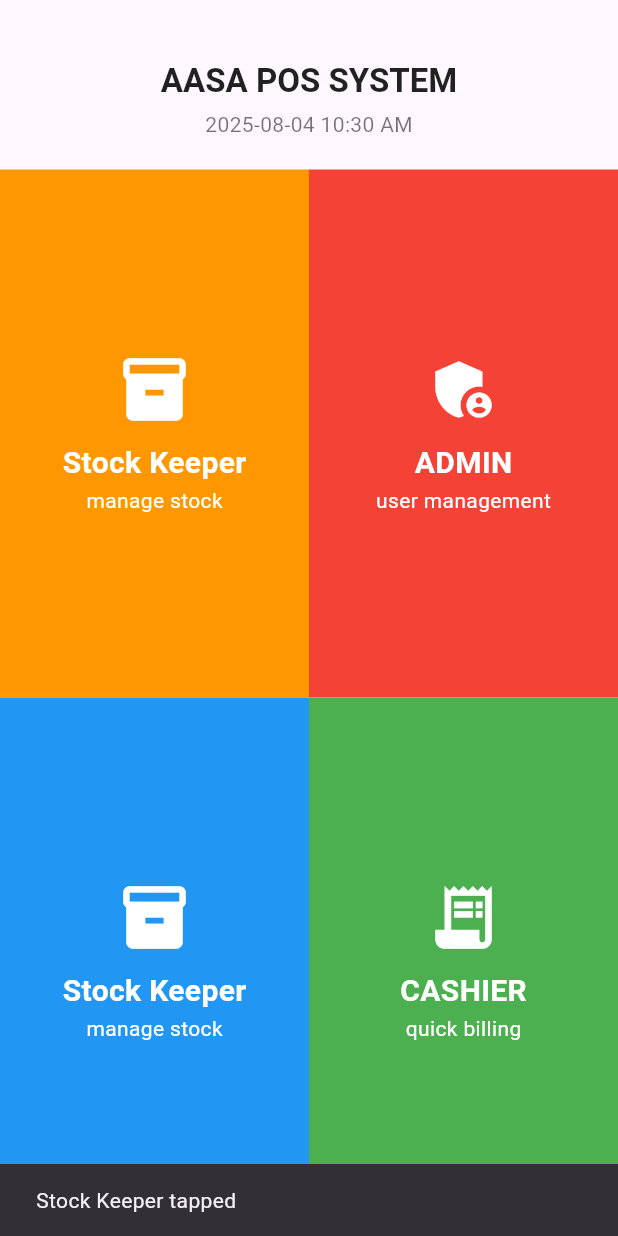
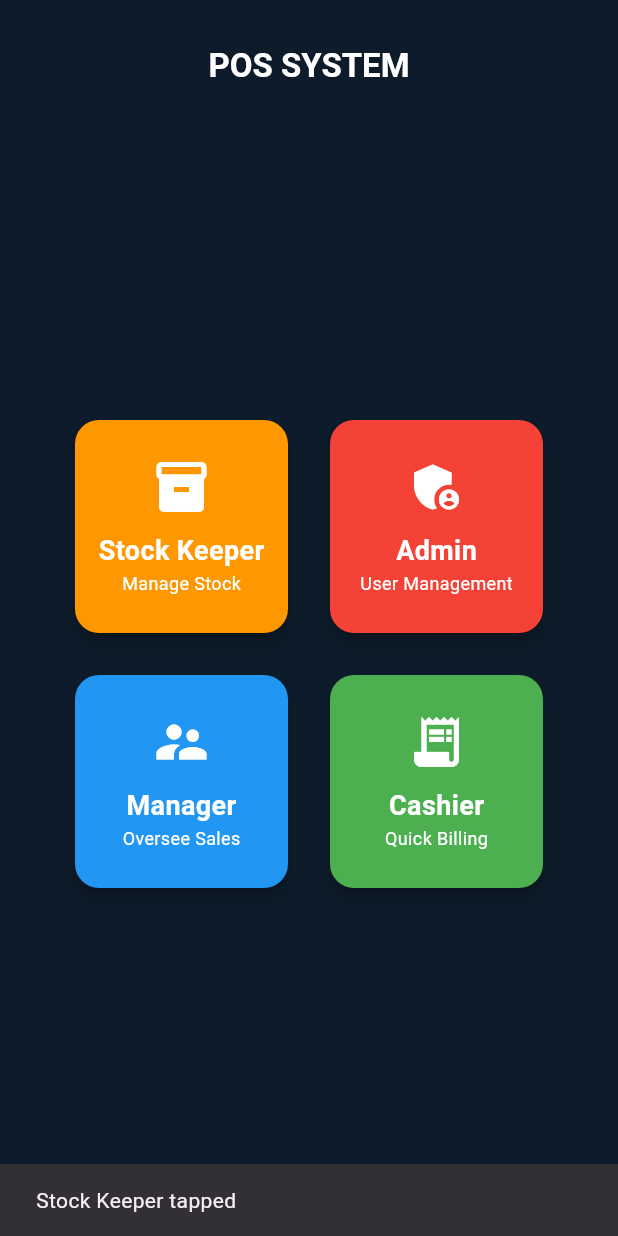
Before and after one commit to Inscode/POS_Flutter_old, a Flutter app: the screen it shows after launch, after a tap on "Stock Keeper", on a phone screen of 412 x 824 dp. Run offline on Flutter 3.47's test engine with Material 3 defaults, Android fonts, the phone set to English and light mode, and no system bars.

```diff
--- a/lib/features/home/pos_home.dart
+++ b/lib/features/home/pos_home.dart
@@ -1,74 +1,76 @@
 import 'package:flutter/material.dart';
-import 'package:intl/intl.dart';
 
 class POSHomePage extends StatelessWidget {
   const POSHomePage({super.key});
 
-  String getCurrentDateTime() {
-    final now = DateTime.now();
-    final formatter = DateFormat('yyyy-MM-dd hh:mm a');
-    return formatter.format(now);
-  }
-
   @override
   Widget build(BuildContext context) {
     return Scaffold(
-      body: LayoutBuilder(
-        builder: (context, constraints) {
-          double tileWidth = constraints.maxWidth / 2;
-          double tileHeight = (constraints.maxHeight - 120) / 2;
-
-          return Column(
+      backgroundColor: const Color(0xFF0D1B2A), // Dark blue background
+      body: SafeArea(
+        child: Padding(
+          padding: const EdgeInsets.symmetric(horizontal: 16.0),
+          child: Column(
             children: [
-              const SizedBox(height: 40),
+              const SizedBox(height: 30),
               Text(
-                'AASA POS SYSTEM',
+                'POS SYSTEM',
                 style: Theme.of(context).textTheme.titleLarge?.copyWith(
                       fontWeight: FontWeight.bold,
-                      color: Colors.black87,
+                      color: Colors.white,
                     ),
               ),
-              const SizedBox(height: 5),
-              Text(
-                getCurrentDateTime(),
-                style: const TextStyle(fontSize: 14, color: Colors.black54),
-              ),
-              const SizedBox(height: 20),
+              const SizedBox(height: 30),
               Expanded(
+                child: Center(
                   child: Wrap(
-                  spacing: 0,
-                  runSpacing: 0,
+                    spacing: 20,
+                    runSpacing: 20,
                     children: const [
                       RoleCard(
                         title: 'Stock Keeper',
-                      subtitle: 'manage stock',
+                        subtitle: 'Manage Stock',
                         icon: Icons.inventory_2,
                         color: Colors.orange,
                       ),
                       RoleCard(
-                      title: 'ADMIN',
-                      subtitle: 'user management',
+                        title: 'Admin',
+                        subtitle: 'User Management',
                         icon: Icons.admin_panel_settings,
                         color: Colors.red,
                       ),
                       RoleCard(
-                      title: 'Stock Keeper',
-                      subtitle: 'manage stock',
-                      icon: Icons.inventory,
+                        title: 'Manager',
+                        subtitle: 'Oversee Sales',
+                        icon: Icons.supervisor_account,
                         color: Colors.blue,
                       ),
                       RoleCard(
-                      title: 'CASHIER',
-                      subtitle: 'quick billing',
+                        title: 'Cashier',
+                        subtitle: 'Quick Billing',
                         icon: Icons.receipt_long,
                         color: Colors.green,
                       ),
                     ],
                   ),
                 ),
+              ),
+
+              // ✅ Bottom Footer
+              const Padding(
+                padding: EdgeInsets.only(bottom: 20),
+                child: Text(
+                  'Powered by AASA IT',
+                  style: TextStyle(
+                    color: Colors.white70,
+                    fontSize: 14,
+                    fontStyle: FontStyle.italic,
+                  ),
+                ),
+              ),
             ],
-          );
-        },
+          ),
+        ),
       ),
     );
   }
@@ -90,36 +92,39 @@ class RoleCard extends StatelessWidget {
 
   @override
   Widget build(BuildContext context) {
-    final screen = MediaQuery.of(context).size;
-
     return SizedBox(
-      width: screen.width / 2,
-      height: (screen.height - 120) / 2,
+      width: 150,
+      height: 150,
       child: InkWell(
+        borderRadius: BorderRadius.circular(16),
         onTap: () {
           ScaffoldMessenger.of(context).showSnackBar(
             SnackBar(content: Text('$title tapped')),
           );
         },
-        child: Container(
+        child: Card(
+          shape: RoundedRectangleBorder(
+            borderRadius: BorderRadius.circular(16),
+          ),
           color: color,
+          elevation: 4,
           child: Center(
             child: Column(
               mainAxisAlignment: MainAxisAlignment.center,
               children: [
-                Icon(icon, size: 50, color: Colors.white),
+                Icon(icon, size: 40, color: Colors.white),
                 const SizedBox(height: 10),
                 Text(
                   title,
                   style: const TextStyle(
-                    fontSize: 20,
+                    fontSize: 18,
                     color: Colors.white,
                     fontWeight: FontWeight.bold,
                   ),
                 ),
                 Text(
                   subtitle,
-                  style: const TextStyle(fontSize: 14, color: Colors.white),
+                  style: const TextStyle(fontSize: 12, color: Colors.white),
                 ),
               ],
             ),
--- /dev/null
+++ b/lib/features/splashscreen.dart
@@ -0,0 +1,76 @@
+import 'package:flutter/material.dart';
+import 'dart:async';
+import './home/pos_home.dart';
+
+class SplashScreen extends StatefulWidget {
+  const SplashScreen({super.key});
+
+  @override
+  State<SplashScreen> createState() => _SplashScreenState();
+}
+
+class _SplashScreenState extends State<SplashScreen> {
+  @override
+  void initState() {
+    super.initState();
+
+    // Delay for 3 seconds before navigating to POSHomePage
+    Timer(const Duration(seconds: 3), () {
+      Navigator.of(context).pushReplacement(
+        MaterialPageRoute(builder: (context) => const POSHomePage()),
+      );
+    });
+  }
+
+  @override
+  Widget build(BuildContext context) {
+    return Scaffold(
+      body: Container(
+        width: double.infinity,
+        decoration: const BoxDecoration(
+          image: DecorationImage(
+            image: AssetImage('assets/images/bg_splash.jpg'), // background image
+            fit: BoxFit.cover,
+          ),
+        ),
+        child: Column(
+          mainAxisAlignment: MainAxisAlignment.center,
+          children: [
+            const Spacer(),
+
+            // 🔄 Circular loading spinner
+            const CircularProgressIndicator(
+              valueColor: AlwaysStoppedAnimation<Color>(Colors.white),
+            ),
+
+            const SizedBox(height: 20),
+
+            const Text(
+              'POS SYSTEM',
+              style: TextStyle(
+                fontSize: 26,
+                fontWeight: FontWeight.bold,
+                color: Colors.white,
+                letterSpacing: 1.2,
+              ),
+            ),
+
+            const Spacer(),
+
+            const Padding(
+              padding: EdgeInsets.only(bottom: 30),
+              child: Text(
+                'Powered by AASA IT',
+                style: TextStyle(
+                  color: Colors.white70,
+                  fontSize: 14,
+                  fontStyle: FontStyle.italic,
+                ),
+              ),
+            ),
+          ],
+        ),
+      ),
+    );
+  }
+}
--- a/lib/main.dart
+++ b/lib/main.dart
@@ -1,6 +1,6 @@
 // lib/main.dart
 import 'package:flutter/material.dart';
-import 'features/home/pos_home.dart';
+import 'features/splashscreen.dart';
 
 void main() {
   runApp(const MyApp());
@@ -18,7 +18,7 @@ class MyApp extends StatelessWidget {
         colorScheme: ColorScheme.fromSeed(seedColor: Colors.deepPurple),
         useMaterial3: true,
       ),
-      home: const POSHomePage(), // ⬅️ Clean call to your actual home page
+      home: const SplashScreen(), // ⬅️ Clean call to your actual home page
     );
   }
 }
--- a/pubspec.yaml
+++ b/pubspec.yaml
@@ -32,6 +32,7 @@ dependencies:
     sdk: flutter
   cupertino_icons: ^1.0.8
   intl: ^0.19.0  # ✅ ADD THIS LINE
+  lottie: ^3.3.1
 
 
 dev_dependencies:
@@ -58,7 +59,7 @@ flutter:
 
   # To add assets to your application, add an assets section, like this:
   assets:
-    - assets/images/
+    - assets/images/bg_splash.jpg
 
   # An image asset can refer to one or more resolution-specific "variants", see
   # https://flutter.dev/to/resolution-aware-images
```
Also changed, not shown: assets/images/bg_splash.jpg (added), assets/images/jjj.jpg (deleted), pubspec.lock. Lines whose indentation alone changed are shown as unchanged.
